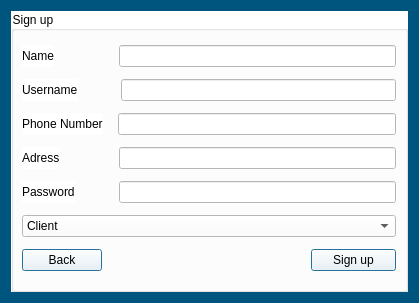
The window that Login_And_Admin/register.ui (AP-projects-4001/esm-nadarim) describes before a commit, drawn with Qt 5.
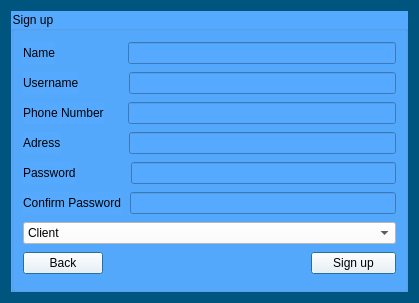
The same window after the commit.

Commit message: adding new feature to register page and check pass and username to edit profile

The edit to the form file:
```diff
--- a/Login_And_Admin/register.ui
+++ b/Login_And_Admin/register.ui
@@ -32,31 +32,17 @@
    <item>
     <widget class="QGroupBox" name="groupBox">
      <property name="styleSheet">
-      <string notr="true">background-color: rgb(255, 255, 255);</string>
+      <string notr="true">background-color: rgb(255, 255, 255);
+background-color: rgb(85, 170, 255);</string>
      </property>
      <property name="title">
       <string>Sign up</string>
      </property>
      <layout class="QVBoxLayout" name="verticalLayout">
-      <property name="spacing">
-       <number>7</number>
-      </property>
-      <property name="leftMargin">
-       <number>8</number>
-      </property>
-      <property name="topMargin">
-       <number>9</number>
-      </property>
-      <property name="rightMargin">
-       <number>9</number>
-      </property>
-      <property name="bottomMargin">
-       <number>9</number>
-      </property>
       <item>
        <layout class="QHBoxLayout" name="horizontalLayout">
         <property name="spacing">
-         <number>65</number>
+         <number>73</number>
         </property>
         <item>
          <widget class="QLabel" name="label">
@@ -80,7 +66,7 @@
       <item>
        <layout class="QHBoxLayout" name="horizontalLayout_2">
         <property name="spacing">
-         <number>43</number>
+         <number>50</number>
         </property>
         <item>
          <widget class="QLabel" name="label_2">
@@ -100,7 +86,7 @@
       <item>
        <layout class="QHBoxLayout" name="horizontalLayout_3">
         <property name="spacing">
-         <number>15</number>
+         <number>24</number>
         </property>
         <item>
          <widget class="QLabel" name="label_3">
@@ -120,7 +106,7 @@
       <item>
        <layout class="QHBoxLayout" name="horizontalLayout_4">
         <property name="spacing">
-         <number>59</number>
+         <number>68</number>
         </property>
         <item>
          <widget class="QLabel" name="label_4">
@@ -140,7 +126,7 @@
       <item>
        <layout class="QHBoxLayout" name="horizontalLayout_5">
         <property name="spacing">
-         <number>44</number>
+         <number>55</number>
         </property>
         <item>
          <widget class="QLabel" name="label_5">
@@ -157,6 +143,32 @@
         </item>
        </layout>
       </item>
+      <item>
+       <layout class="QHBoxLayout" name="horizontalLayout_7">
+        <property name="spacing">
+         <number>9</number>
+        </property>
+        <item>
+         <widget class="QLabel" name="label_6">
+          <property name="maximumSize">
+           <size>
+            <width>98</width>
+            <height>16777215</height>
+           </size>
+          </property>
+          <property name="styleSheet">
+           <string notr="true">color: rgb(0, 0, 0);</string>
+          </property>
+          <property name="text">
+           <string>Confirm Password</string>
+          </property>
+         </widget>
+        </item>
+        <item>
+         <widget class="QLineEdit" name="confirm_line"/>
+        </item>
+       </layout>
+      </item>
       <item>
        <widget class="QComboBox" name="comboBox">
         <property name="minimumSize">
@@ -174,6 +186,10 @@
         <property name="layoutDirection">
          <enum>Qt::LeftToRight</enum>
         </property>
+        <property name="styleSheet">
+         <string notr="true">background-color: rgb(255, 255, 255);
+color: rgb(0, 0, 0);</string>
+        </property>
         <property name="modelColumn">
          <number>0</number>
         </property>
```
The commit also changes 5 other files.
